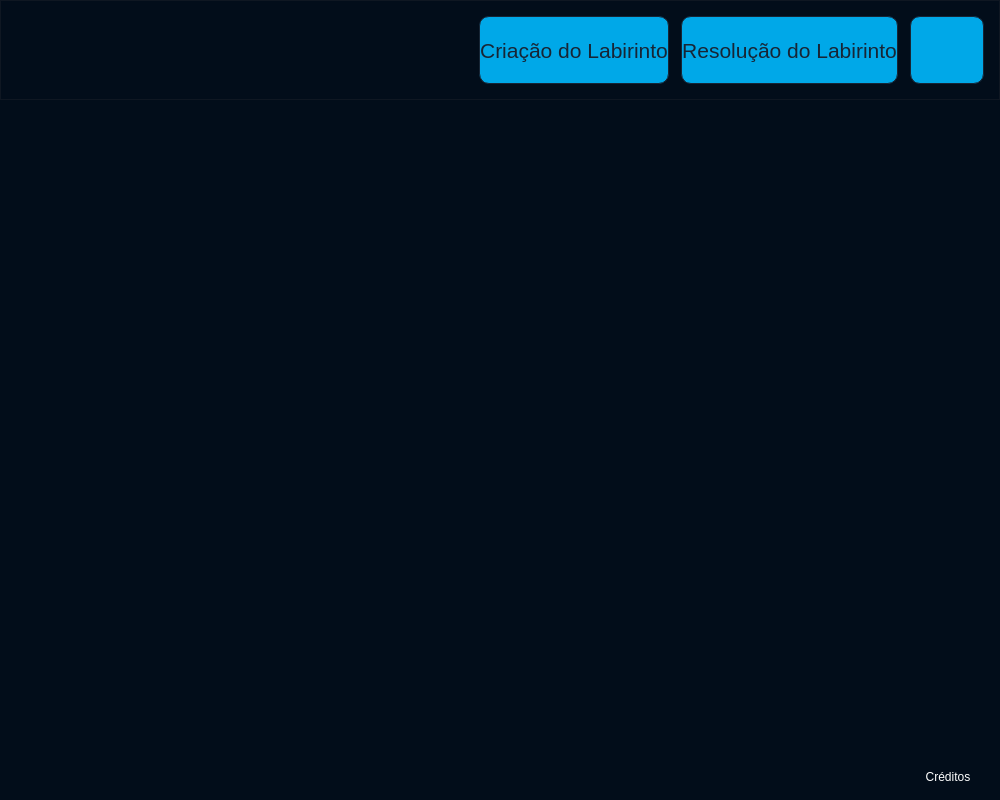
First picture: the form in menuwindow.ui, repository ThePortoGeese/MazeOSProject, before the edit.
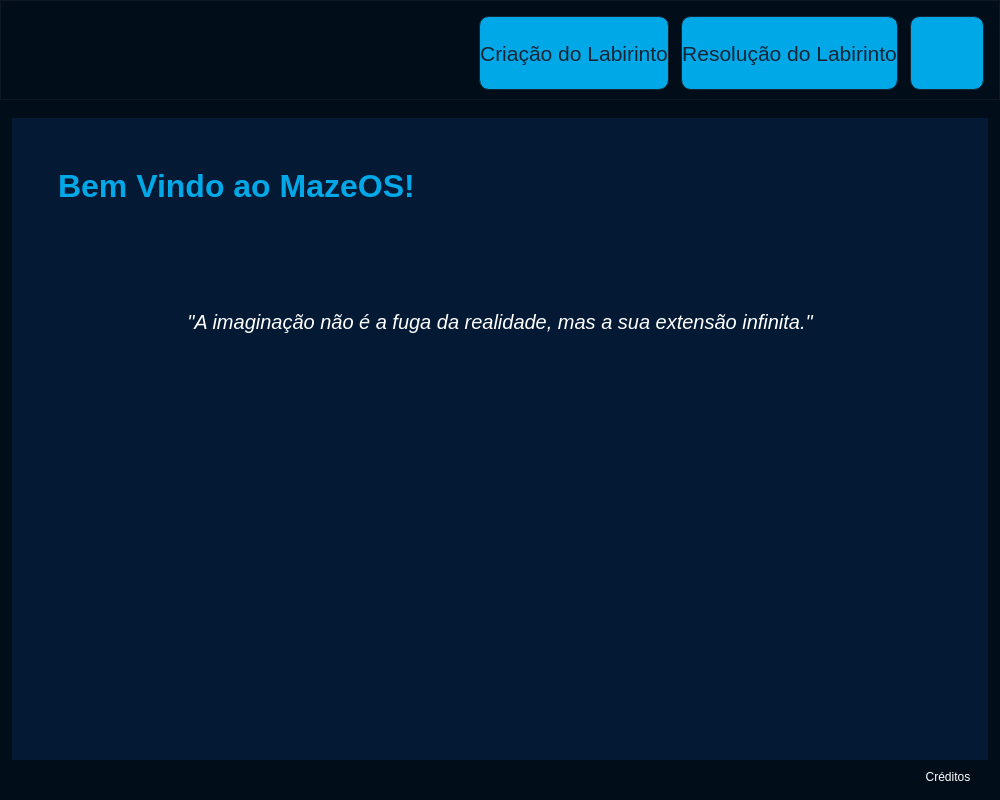
Second picture: the form after the edit. Icons and pictures are not drawn. Custom widgets are drawn as their Qt base class.

The edit to the form file:
```diff
--- a/menuwindow.ui
+++ b/menuwindow.ui
@@ -1051,11 +1051,17 @@
          <item>
           <widget class="QPushButton" name="btnGenerate">
            <property name="sizePolicy">
-            <sizepolicy hsizetype="Expanding" vsizetype="Expanding">
+            <sizepolicy hsizetype="Expanding" vsizetype="MinimumExpanding">
              <horstretch>0</horstretch>
              <verstretch>0</verstretch>
             </sizepolicy>
            </property>
+           <property name="minimumSize">
+            <size>
+             <width>0</width>
+             <height>74</height>
+            </size>
+           </property>
            <property name="palette">
             <palette>
              <active>
@@ -1381,9 +1387,9 @@
               <colorrole role="Button">
                <brush brushstyle="SolidPattern">
                 <color alpha="255">
-                 <red>0</red>
-                 <green>168</green>
-                 <blue>232</blue>
+                 <red>82</red>
+                 <green>153</green>
+                 <blue>175</blue>
                 </color>
                </brush>
               </colorrole>
@@ -1453,18 +1459,18 @@
               <colorrole role="Base">
                <brush brushstyle="SolidPattern">
                 <color alpha="255">
-                 <red>0</red>
-                 <green>168</green>
-                 <blue>232</blue>
+                 <red>82</red>
+                 <green>153</green>
+                 <blue>175</blue>
                 </color>
                </brush>
               </colorrole>
               <colorrole role="Window">
                <brush brushstyle="SolidPattern">
                 <color alpha="255">
-                 <red>0</red>
-                 <green>168</green>
-                 <blue>232</blue>
+                 <red>82</red>
+                 <green>153</green>
+                 <blue>175</blue>
                 </color>
                </brush>
               </colorrole>
@@ -1548,6 +1554,15 @@
     border-style: solid;
     border-color: rgb(0, 168, 232);
 	border-radius: 10px;
+}
+
+QPushButton:disabled {
+	background-color: rgb(82, 153, 175);
+    color: rgb(49, 51, 53);
+    border-width: 1px;
+    border-style: solid;
+    border-color: rgb(23, 37, 53);
+    border-radius: 10px;
 }</string>
            </property>
            <property name="text">
@@ -1572,6 +1587,12 @@
              <verstretch>0</verstretch>
             </sizepolicy>
            </property>
+           <property name="minimumSize">
+            <size>
+             <width>0</width>
+             <height>74</height>
+            </size>
+           </property>
            <property name="palette">
             <palette>
              <active>
@@ -1897,9 +1918,9 @@
               <colorrole role="Button">
                <brush brushstyle="SolidPattern">
                 <color alpha="255">
-                 <red>0</red>
-                 <green>168</green>
-                 <blue>232</blue>
+                 <red>82</red>
+                 <green>153</green>
+                 <blue>175</blue>
                 </color>
                </brush>
               </colorrole>
@@ -1969,18 +1990,18 @@
               <colorrole role="Base">
                <brush brushstyle="SolidPattern">
                 <color alpha="255">
-                 <red>0</red>
-                 <green>168</green>
-                 <blue>232</blue>
+                 <red>82</red>
+                 <green>153</green>
+                 <blue>175</blue>
                 </color>
                </brush>
               </colorrole>
               <colorrole role="Window">
                <brush brushstyle="SolidPattern">
                 <color alpha="255">
-                 <red>0</red>
-                 <green>168</green>
-                 <blue>232</blue>
+                 <red>82</red>
+                 <green>153</green>
+                 <blue>175</blue>
                 </color>
                </brush>
               </colorrole>
@@ -2063,6 +2084,14 @@
     border-style: solid;
     border-color: rgb(0, 168, 232);
 	border-radius: 10px;
+}
+QPushButton:disabled {
+	background-color: rgb(82, 153, 175);
+    color: rgb(49, 51, 53);
+    border-width: 1px;
+    border-style: solid;
+    border-color: rgb(23, 37, 53);
+    border-radius: 10px;
 }</string>
            </property>
            <property name="text">
@@ -2084,7 +2113,7 @@
            <property name="minimumSize">
             <size>
              <width>74</width>
-             <height>0</height>
+             <height>74</height>
             </size>
            </property>
            <property name="palette">
@@ -2412,9 +2441,9 @@
               <colorrole role="Button">
                <brush brushstyle="SolidPattern">
                 <color alpha="255">
-                 <red>0</red>
-                 <green>168</green>
-                 <blue>232</blue>
+                 <red>82</red>
+                 <green>153</green>
+                 <blue>175</blue>
                 </color>
                </brush>
               </colorrole>
@@ -2484,18 +2513,18 @@
               <colorrole role="Base">
                <brush brushstyle="SolidPattern">
                 <color alpha="255">
-                 <red>0</red>
-                 <green>168</green>
-                 <blue>232</blue>
+                 <red>82</red>
+                 <green>153</green>
+                 <blue>175</blue>
                 </color>
                </brush>
               </colorrole>
               <colorrole role="Window">
                <brush brushstyle="SolidPattern">
                 <color alpha="255">
-                 <red>0</red>
-                 <green>168</green>
-                 <blue>232</blue>
+                 <red>82</red>
+                 <green>153</green>
+                 <blue>175</blue>
                 </color>
                </brush>
               </colorrole>
@@ -2573,6 +2602,15 @@
     border-style: solid;
     border-color: rgb(0, 168, 232);
 	border-radius: 10px;
+}
+
+QPushButton:disabled {
+	background-color: rgb(82, 153, 175);
+    color: rgb(49, 51, 53);
+    border-width: 1px;
+    border-style: solid;
+    border-color: rgb(23, 37, 53);
+    border-radius: 10px;
 }</string>
            </property>
            <property name="text">
@@ -3631,6 +3669,293 @@
                <height>648</height>
               </rect>
              </property>
+             <property name="palette">
+              <palette>
+               <active>
+                <colorrole role="Base">
+                 <brush brushstyle="SolidPattern">
+                  <color alpha="255">
+                   <red>4</red>
+                   <green>26</green>
+                   <blue>52</blue>
+                  </color>
+                 </brush>
+                </colorrole>
+                <colorrole role="Window">
+                 <brush brushstyle="SolidPattern">
+                  <color alpha="255">
+                   <red>4</red>
+                   <green>26</green>
+                   <blue>52</blue>
+                  </color>
+                 </brush>
+                </colorrole>
+               </active>
+               <inactive>
+                <colorrole role="Base">
+                 <brush brushstyle="SolidPattern">
+                  <color alpha="255">
+                   <red>4</red>
+                   <green>26</green>
+                   <blue>52</blue>
+                  </color>
+                 </brush>
+                </colorrole>
+                <colorrole role="Window">
+                 <brush brushstyle="SolidPattern">
+                  <color alpha="255">
+                   <red>4</red>
+                   <green>26</green>
+                   <blue>52</blue>
+                  </color>
+                 </brush>
+                </colorrole>
+               </inactive>
+               <disabled>
+                <colorrole role="Base">
+                 <brush brushstyle="SolidPattern">
+                  <color alpha="255">
+                   <red>4</red>
+                   <green>26</green>
+                   <blue>52</blue>
+                  </color>
+                 </brush>
+                </colorrole>
+                <colorrole role="Window">
+                 <brush brushstyle="SolidPattern">
+                  <color alpha="255">
+                   <red>4</red>
+                   <green>26</green>
+                   <blue>52</blue>
+                  </color>
+                 </brush>
+                </colorrole>
+               </disabled>
+              </palette>
+             </property>
+             <layout class="QGridLayout" name="gridLayout_12">
+              <property name="leftMargin">
+               <number>0</number>
+              </property>
+              <property name="topMargin">
+               <number>0</number>
+              </property>
+              <property name="rightMargin">
+               <number>0</number>
+              </property>
+              <item row="5" column="2">
+               <spacer name="verticalSpacer_18">
+                <property name="orientation">
+                 <enum>Qt::Orientation::Vertical</enum>
+                </property>
+                <property name="sizeType">
+                 <enum>QSizePolicy::Policy::Fixed</enum>
+                </property>
+                <property name="sizeHint" stdset="0">
+                 <size>
+                  <width>20</width>
+                  <height>40</height>
+                 </size>
+                </property>
+               </spacer>
+              </item>
+              <item row="6" column="1" colspan="3">
+               <widget class="QLabel" name="label_6">
+                <property name="font">
+                 <font>
+                  <pointsize>15</pointsize>
+                  <italic>true</italic>
+                  <bold>false</bold>
+                 </font>
+                </property>
+                <property name="text">
+                 <string>&quot;A imaginação não é a fuga da realidade, mas a sua extensão infinita.&quot;</string>
+                </property>
+                <property name="alignment">
+                 <set>Qt::AlignmentFlag::AlignCenter</set>
+                </property>
+               </widget>
+              </item>
+              <item row="4" column="2">
+               <widget class="QLabel" name="label_7">
+                <property name="maximumSize">
+                 <size>
+                  <width>250</width>
+                  <height>250</height>
+                 </size>
+                </property>
+                <property name="text">
+                 <string/>
+                </property>
+                <property name="pixmap">
+                 <pixmap resource="data.qrc">:/others/resources/appLogoBig.png</pixmap>
+                </property>
+                <property name="scaledContents">
+                 <bool>true</bool>
+                </property>
+                <property name="alignment">
+                 <set>Qt::AlignmentFlag::AlignCenter</set>
+                </property>
+               </widget>
+              </item>
+              <item row="2" column="0">
+               <spacer name="horizontalSpacer_13">
+                <property name="orientation">
+                 <enum>Qt::Orientation::Horizontal</enum>
+                </property>
+                <property name="sizeType">
+                 <enum>QSizePolicy::Policy::Fixed</enum>
+                </property>
+                <property name="sizeHint" stdset="0">
+                 <size>
+                  <width>40</width>
+                  <height>20</height>
+                 </size>
+                </property>
+               </spacer>
+              </item>
+              <item row="7" column="1" colspan="3">
+               <spacer name="verticalSpacer_16">
+                <property name="orientation">
+                 <enum>Qt::Orientation::Vertical</enum>
+                </property>
+                <property name="sizeHint" stdset="0">
+                 <size>
+                  <width>20</width>
+                  <height>40</height>
+                 </size>
+                </property>
+               </spacer>
+              </item>
+              <item row="3" column="2">
+               <spacer name="verticalSpacer_15">
+                <property name="orientation">
+                 <enum>Qt::Orientation::Vertical</enum>
+                </property>
+                <property name="sizeType">
+                 <enum>QSizePolicy::Policy::Fixed</enum>
+                </property>
+                <property name="sizeHint" stdset="0">
+                 <size>
+                  <width>20</width>
+                  <height>40</height>
+                 </size>
+                </property>
+               </spacer>
+              </item>
+              <item row="2" column="1" colspan="3">
+               <widget class="QLabel" name="label_5">
+                <property name="palette">
+                 <palette>
+                  <active>
+                   <colorrole role="WindowText">
+                    <brush brushstyle="SolidPattern">
+                     <color alpha="255">
+                      <red>0</red>
+                      <green>168</green>
+                      <blue>232</blue>
+                     </color>
+                    </brush>
+                   </colorrole>
+                   <colorrole role="Text">
+                    <brush brushstyle="SolidPattern">
+                     <color alpha="255">
+                      <red>0</red>
+                      <green>168</green>
+                      <blue>232</blue>
+                     </color>
+                    </brush>
+                   </colorrole>
+                  </active>
+                  <inactive>
+                   <colorrole role="WindowText">
+                    <brush brushstyle="SolidPattern">
+                     <color alpha="255">
+                      <red>0</red>
+                      <green>168</green>
+                      <blue>232</blue>
+                     </color>
+                    </brush>
+                   </colorrole>
+                   <colorrole role="Text">
+                    <brush brushstyle="SolidPattern">
+                     <color alpha="255">
+                      <red>0</red>
+                      <green>168</green>
+                      <blue>232</blue>
+                     </color>
+                    </brush>
+                   </colorrole>
+                  </inactive>
+                  <disabled/>
+                 </palette>
+                </property>
+                <property name="font">
+                 <font>
+                  <pointsize>24</pointsize>
+                  <bold>true</bold>
+                 </font>
+                </property>
+                <property name="text">
+                 <string>Bem Vindo ao MazeOS!</string>
+                </property>
+                <property name="textFormat">
+                 <enum>Qt::TextFormat::PlainText</enum>
+                </property>
+               </widget>
+              </item>
+              <item row="1" column="1">
+               <spacer name="verticalSpacer_17">
+                <property name="orientation">
+                 <enum>Qt::Orientation::Vertical</enum>
+                </property>
+                <property name="sizeType">
+                 <enum>QSizePolicy::Policy::Fixed</enum>
+                </property>
+                <property name="sizeHint" stdset="0">
+                 <size>
+                  <width>20</width>
+                  <height>30</height>
+                 </size>
+                </property>
+               </spacer>
+              </item>
+              <item row="5" column="4">
+               <spacer name="horizontalSpacer_15">
+                <property name="orientation">
+                 <enum>Qt::Orientation::Horizontal</enum>
+                </property>
+                <property name="sizeType">
+                 <enum>QSizePolicy::Policy::Fixed</enum>
+                </property>
+                <property name="sizeHint" stdset="0">
+                 <size>
+                  <width>40</width>
+                  <height>20</height>
+                 </size>
+                </property>
+               </spacer>
+              </item>
+              <item row="0" column="0" colspan="5">
+               <widget class="QLabel" name="label_4">
+                <property name="sizePolicy">
+                 <sizepolicy hsizetype="Expanding" vsizetype="Preferred">
+                  <horstretch>0</horstretch>
+                  <verstretch>0</verstretch>
+                 </sizepolicy>
+                </property>
+                <property name="text">
+                 <string/>
+                </property>
+                <property name="pixmap">
+                 <pixmap resource="data.qrc">:/others/resources/welcomepageStrip.png</pixmap>
+                </property>
+                <property name="scaledContents">
+                 <bool>true</bool>
+                </property>
+               </widget>
+              </item>
+             </layout>
             </widget>
            </widget>
           </item>
@@ -7811,6 +8136,11 @@
    <extends>QPushButton</extends>
    <header>crementbuttons.h</header>
   </customwidget>
+  <customwidget>
+   <class>QLabelWithPressSignal</class>
+   <extends>QLabel</extends>
+   <header>qlabelwithpresssignal.h</header>
+  </customwidget>
  </customwidgets>
  <resources>
   <include location="data.qrc"/>
```
Left out of the diff: 200 changed lines with no effect on the pictures.
